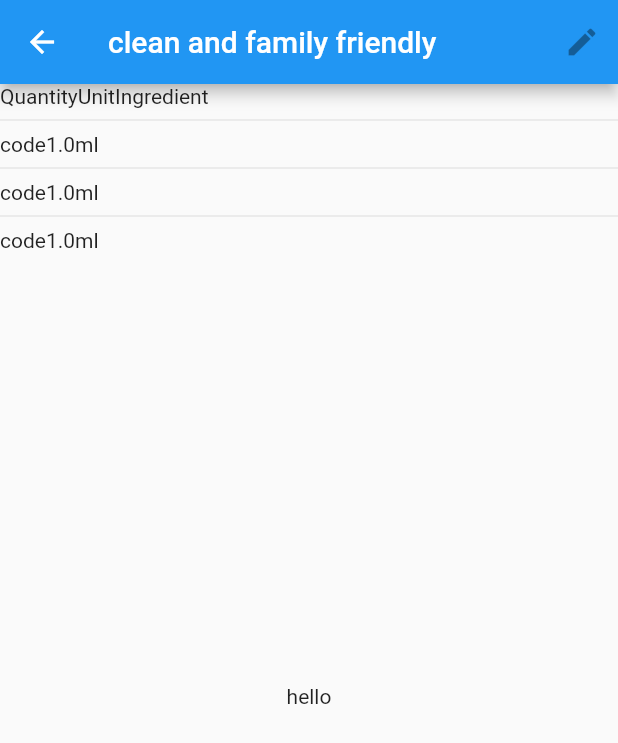
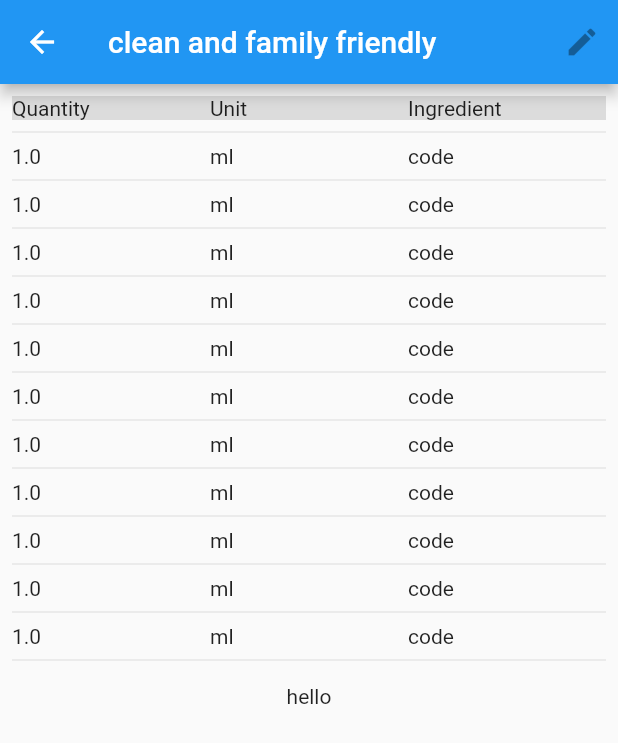
Before and after one commit to Swift-Suite/Swift-Cook, a Flutter app: the RecipesPage screen opened directly, after a tap on "clean and family friendly", on a phone screen of 412 x 824 dp. Shown: the top 743 px of the screen. Run offline on Flutter 3.47's test engine with Material 2 defaults, Android fonts, the phone set to English and light mode, and no system bars.

```diff
--- /dev/null
+++ b/lib/Pages/recipes_detail.dart
@@ -0,0 +1,54 @@
+import 'package:flutter/material.dart';
+import '../model/recipe.dart';
+
+class RecipeDetails extends StatelessWidget {
+  RecipeDetails({@required this.recipe});
+
+  final Recipe recipe;
+
+  Widget _buildIngredientList() {
+    return Container(
+      child: ListView.separated(
+          itemCount: recipe.ingredientList.length + 1,
+          separatorBuilder: (BuildContext context, int index) => Divider(),
+          itemBuilder: (BuildContext context, int index) {
+            if (index == 0) {
+              // return a header
+              return Container(
+                  color: Colors.black12,
+                  child: Row(children: [
+                    Expanded(child: Text("Quantity")),
+                    Expanded(child: Text("Unit")),
+                    Expanded(child: Text("Ingredient")),
+                  ]));
+            }
+            index -= 1;
+
+            var data = recipe.ingredientList[index];
+            return Row(children: [
+              Expanded(child: Text(data.quantity.toString())),
+              Expanded(child: Text(data.unit)),
+              Expanded(child: Text(data.title)),
+            ]);
+          }),
+      height: 400,
+      padding: const EdgeInsets.all(8.0),
+    );
+  }
+
+  Widget _buildInstructionList() {
+    return Container(child: Text("hello"));
+  }
+
+  @override
+  Widget build(BuildContext context) {
+    return Scaffold(
+        appBar: AppBar(
+          title: Text(recipe.title),
+          actions: [IconButton(icon: Icon(Icons.edit), onPressed: null)],
+        ),
+        body: Column(
+          children: [_buildIngredientList(), _buildInstructionList()],
+        ));
+  }
+}
--- a/lib/Pages/recipes_page.dart
+++ b/lib/Pages/recipes_page.dart
@@ -1,6 +1,7 @@
 import 'package:flutter/material.dart';
 import 'package:flutter/cupertino.dart';
 import 'package:flutter/rendering.dart';
+import './recipes_detail.dart';
 import '../model/recipe.dart';
 
 class RecipesPage extends StatefulWidget {
@@ -57,59 +58,13 @@ class RecipeListing extends StatelessWidget {
     return ListView(
       children: Recipe.getTestData().map((recipe) {
         // in the future this should probably be generated by some backend code
-        return ListTile(
-            title: Text(recipe.title),
-            onTap: () => recipeSelectedCallback(recipe),
-            selected: selectedRecipe == recipe);
+        return Card(
+            color: Colors.blue,
+            child: ListTile(
+                title: Text(recipe.title),
+                onTap: () => recipeSelectedCallback(recipe),
+                selected: selectedRecipe == recipe));
       }).toList(),
     );
   }
 }
-
-class RecipeDetails extends StatelessWidget {
-  RecipeDetails({@required this.recipe});
-
-  final Recipe recipe;
-
-  Widget _buildIngredientList() {
-    return Container(
-        child: ListView.separated(
-            itemCount: recipe.ingredientList.length + 1,
-            separatorBuilder: (BuildContext context, int index) => Divider(),
-            itemBuilder: (BuildContext context, int index) {
-              if (index == 0) {
-                // return a header
-                return Row(children: [
-                  Text("Quantity"),
-                  Text("Unit"),
-                  Text("Ingredient"),
-                ]);
-              }
-              index -= 1;
-
-              var data = recipe.ingredientList[index];
-              return Row(children: [
-                Text(data.title),
-                Text(data.quantity.toString()),
-                Text(data.unit)
-              ]);
-            }),
-        height: 400);
-  }
-
-  Widget _buildInstructionList() {
-    return Container(child: Text("hello"));
-  }
-
-  @override
-  Widget build(BuildContext context) {
-    return Scaffold(
-        appBar: AppBar(
-          title: Text(recipe.title),
-          actions: [IconButton(icon: Icon(Icons.edit), onPressed: null)],
-        ),
-        body: Column(
-          children: [_buildIngredientList(), _buildInstructionList()],
-        ));
-  }
-}
--- /dev/null
+++ b/lib/components/serializable_list.dart
@@ -0,0 +1 @@
+// Author: @tdimhcsleumas
--- a/lib/model/ingredient.dart
+++ b/lib/model/ingredient.dart
@@ -5,6 +5,8 @@ class Ingredient {
   static final String kQuantity = "quantity";
   static final String kUnit = "unit";
 
+  static final List<String> keyList = [kTitle, kQuantity, kUnit];
+
   String title;
   double quantity;
   String unit;
--- a/lib/model/instruction.dart
+++ b/lib/model/instruction.dart
@@ -3,6 +3,8 @@
 class Instruction {
   static final String kContent = "content";
 
+  static final List<String> keyList = [kContent];
+
   String content;
 
   Instruction(this.content);
--- a/lib/model/recipe.dart
+++ b/lib/model/recipe.dart
@@ -9,6 +9,13 @@ class Recipe {
   static final String kIngredientList = "ingredientList";
   static final String kInstructionList = "instructionList";
 
+  static final List<String> keyList = [
+    kTitle,
+    kImageUrl,
+    kIngredientList,
+    kInstructionList
+  ];
+
   String title;
   String imageUrl;
   List<Ingredient> ingredientList;
@@ -19,6 +26,27 @@ class Recipe {
   static List<Recipe> getTestData() {
     return [
       Recipe("clean and family friendly", "img.png", [
+        Ingredient("code", 1.0, "ml"),
+        Ingredient("code", 1.0, "ml"),
+        Ingredient("code", 1.0, "ml"),
+        Ingredient("code", 1.0, "ml"),
+        Ingredient("code", 1.0, "ml"),
+        Ingredient("code", 1.0, "ml"),
+        Ingredient("code", 1.0, "ml"),
+        Ingredient("code", 1.0, "ml"),
+        Ingredient("code", 1.0, "ml"),
+        Ingredient("code", 1.0, "ml"),
+        Ingredient("code", 1.0, "ml"),
+        Ingredient("code", 1.0, "ml"),
+        Ingredient("code", 1.0, "ml"),
+        Ingredient("code", 1.0, "ml"),
+        Ingredient("code", 1.0, "ml"),
+        Ingredient("code", 1.0, "ml"),
+        Ingredient("code", 1.0, "ml"),
+        Ingredient("code", 1.0, "ml"),
+        Ingredient("code", 1.0, "ml"),
+        Ingredient("code", 1.0, "ml"),
+        Ingredient("code", 1.0, "ml"),
         Ingredient("code", 1.0, "ml"),
         Ingredient("code", 1.0, "ml"),
         Ingredient("code", 1.0, "ml"),
--- /dev/null
+++ b/lib/model/serializable.dart
@@ -0,0 +1,7 @@
+// File: serializable.dart
+// Author: @tdimhcsleumas
+
+abstract class Serializable {
+  List<String> getKeys();
+  Map<String, dynamic> jsonSerialize();
+}
```
